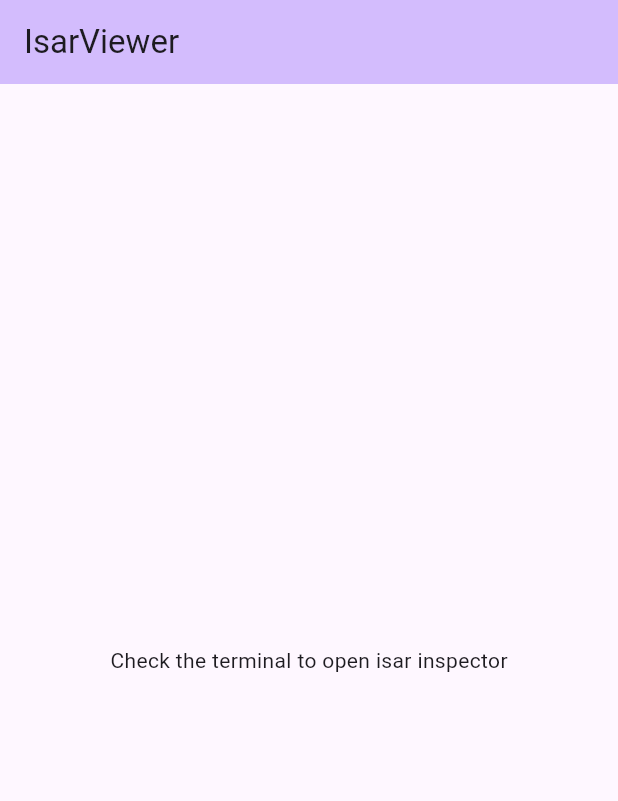
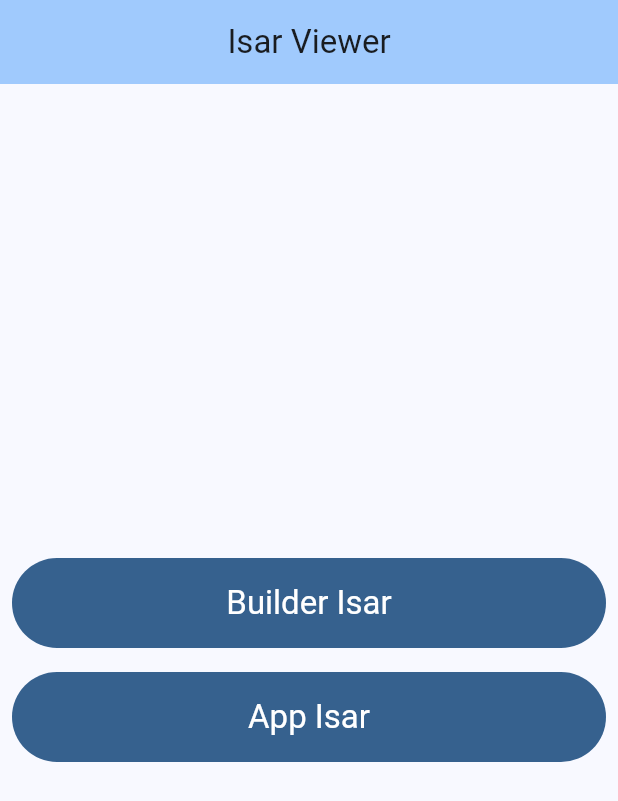
Before and after one commit to outdoorapps/IsarViewer, a Flutter app: the screen it shows after launch, on a phone screen of 412 x 824 dp. Shown: the top 801 px of the screen. Run offline on Flutter 3.47's test engine with Material 3 defaults, Android fonts, the phone set to English and light mode, and no system bars; our stand-ins replace isar_community; missing offline and left inert: up_bus_hk_core; accounts and stored records are empty; statements that could not run were skipped.

Commit message:
Allow choosing difference isar schemas in the UI

```diff
--- /dev/null
+++ b/lib/home_page.dart
@@ -0,0 +1,61 @@
+import 'package:flutter/material.dart';
+import 'package:isar_viewer/isar_manager.dart';
+import 'package:isar_viewer/schema_type.dart';
+
+class MyHomePage extends StatelessWidget {
+  const MyHomePage({super.key});
+
+  static const prompt = 'Check the terminal to open isar inspector';
+
+  @override
+  Widget build(BuildContext context) {
+    final buttonStyle = FilledButton.styleFrom(
+      minimumSize: Size(double.infinity, 60),
+      textStyle: Theme.of(context).textTheme.titleLarge,
+    );
+
+    return Scaffold(
+      appBar: AppBar(
+        backgroundColor: Theme.of(context).colorScheme.inversePrimary,
+        centerTitle: true,
+        title: Text('Isar Viewer'),
+      ),
+      body: SizedBox(
+        width: double.infinity,
+        child: Column(
+          mainAxisAlignment: MainAxisAlignment.center,
+          children: [
+            Padding(
+              padding: const EdgeInsets.all(8.0),
+              child: FilledButton(
+                style: buttonStyle,
+                onPressed: () async {
+                  await IsarManager.open(SchemaType.builder);
+                  if (context.mounted) showPrompt(context);
+                },
+                child: Text('Builder Isar'),
+              ),
+            ),
+            Padding(
+              padding: const EdgeInsets.all(8.0),
+              child: FilledButton(
+                style: buttonStyle,
+                onPressed: () async {
+                  await IsarManager.open(SchemaType.app);
+                  if (context.mounted) showPrompt(context);
+                },
+                child: Text('App Isar'),
+              ),
+            ),
+          ],
+        ),
+      ),
+    );
+  }
+
+  void showPrompt(BuildContext context) {
+    ScaffoldMessenger.of(
+      context,
+    ).showSnackBar(const SnackBar(content: Text(prompt)));
+  }
+}
--- a/lib/isar_manager.dart
+++ b/lib/isar_manager.dart
@@ -3,33 +3,38 @@ import 'dart:io';
 
 import 'package:flutter/services.dart';
 import 'package:isar_community/isar.dart';
+import 'package:isar_viewer/schema_type.dart';
 import 'package:path/path.dart';
 import 'package:path_provider/path_provider.dart';
 import 'package:up_bus_hk_core/isar/up_bus_hk_schema.dart';
 
 class IsarManager {
   // Change definition if necessary, do not include .isar for file names
-  static const isarFileName = 'default'; // Do not include .isar
-  static const builderIsarFileName = 'builder'; // For intermediates
+  static const _appIsarFileName = 'default'; // Do not include .isar
+  static const _builderIsarFileName = 'builder'; // For intermediates
+  static Isar? _isar;
 
   /// This must be called before any data is read
   /// For future reference: for any schema change, putting an updated database
   /// in the asset folder will trigger a database rebuild
   static Future<void> init() async {
     final documentDir = await getApplicationDocumentsDirectory();
-    await _copyAssetIsarFile(documentDir, builderIsarFileName);
-    await _copyAssetIsarFile(documentDir, isarFileName);
+    await _copyAssetIsarFile(documentDir, _builderIsarFileName);
+    await _copyAssetIsarFile(documentDir, _appIsarFileName);
+  }
 
-    await Isar.open(
-      UpBusHkSchema.builderSchemas,
+  static Future<void> open(SchemaType schemaType) async {
+    await _isar?.close();
+
+    final documentDir = await getApplicationDocumentsDirectory();
+    _isar = await Isar.open(
+      schemaType == SchemaType.builder
+          ? UpBusHkSchema.builderSchemas
+          : UpBusHkSchema.appSchemas,
       directory: documentDir.path,
-      name: builderIsarFileName,
-    );
-
-    await Isar.open(
-      UpBusHkSchema.schemas,
-      directory: documentDir.path,
-      name: isarFileName,
+      name: schemaType == SchemaType.builder
+          ? _builderIsarFileName
+          : _appIsarFileName,
     );
   }
 
--- a/lib/main.dart
+++ b/lib/main.dart
@@ -1,4 +1,5 @@
 import 'package:flutter/material.dart';
+import 'package:isar_viewer/home_page.dart';
 import 'package:isar_viewer/isar_manager.dart';
 
 Future<void> main() async {
@@ -19,24 +20,9 @@ class IsarViewerApp extends StatelessWidget {
           ? ThemeMode.light
           : ThemeMode.dark,
       theme: ThemeData(
-        colorScheme: ColorScheme.fromSeed(seedColor: Colors.deepPurple),
+        colorScheme: ColorScheme.fromSeed(seedColor: Colors.blue),
       ),
       home: const MyHomePage(),
     );
   }
 }
-
-class MyHomePage extends StatelessWidget {
-  const MyHomePage({super.key});
-
-  @override
-  Widget build(BuildContext context) {
-    return Scaffold(
-      appBar: AppBar(
-        backgroundColor: Theme.of(context).colorScheme.inversePrimary,
-        title: Text('IsarViewer'),
-      ),
-      body: Center(child: Text('Check the terminal to open isar inspector')),
-    );
-  }
-}
--- /dev/null
+++ b/lib/schema_type.dart
@@ -0,0 +1 @@
+enum SchemaType{builder, app}
```
Also changed, not shown: pubspec.lock.
